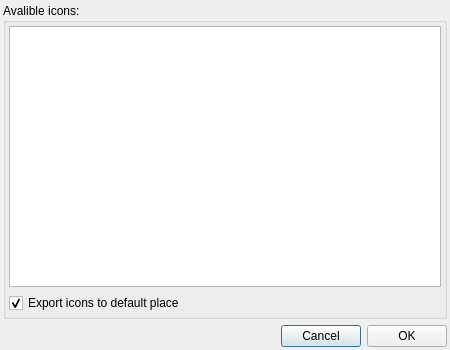
The window that src/q4wine-gui/uis/IconsView.ui (brezerk/q4wine) describes before a commit, drawn with Qt 5.
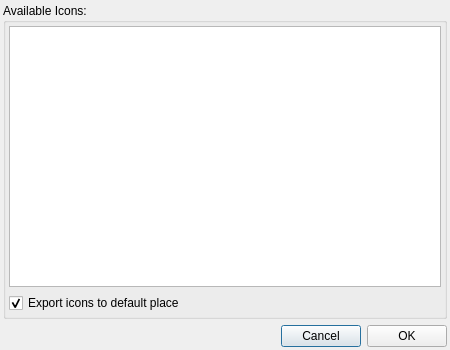
The same window after the commit. Icons and pictures are not drawn.

What changed in the file:
```diff
--- a/src/q4wine-gui/uis/IconsView.ui
+++ b/src/q4wine-gui/uis/IconsView.ui
@@ -24,7 +24,7 @@
    <item>
     <widget class="QGroupBox" name="groupBox">
      <property name="title">
-      <string>Avalible icons:</string>
+      <string>Available Icons:</string>
      </property>
      <layout class="QVBoxLayout">
       <property name="margin">
```
